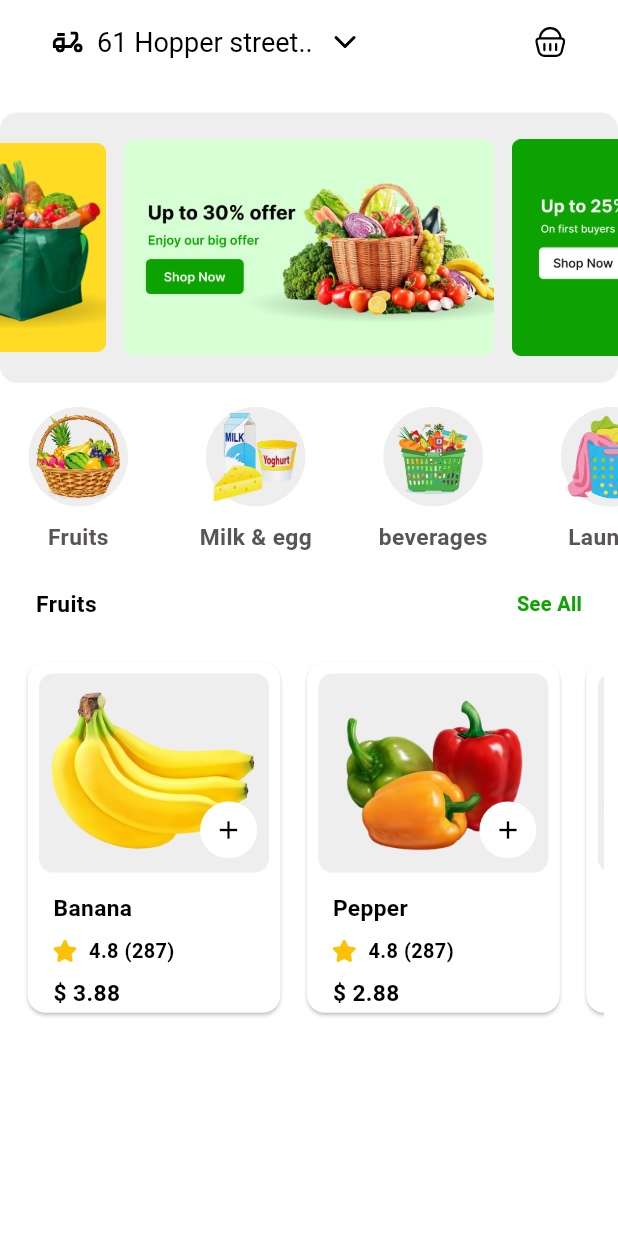
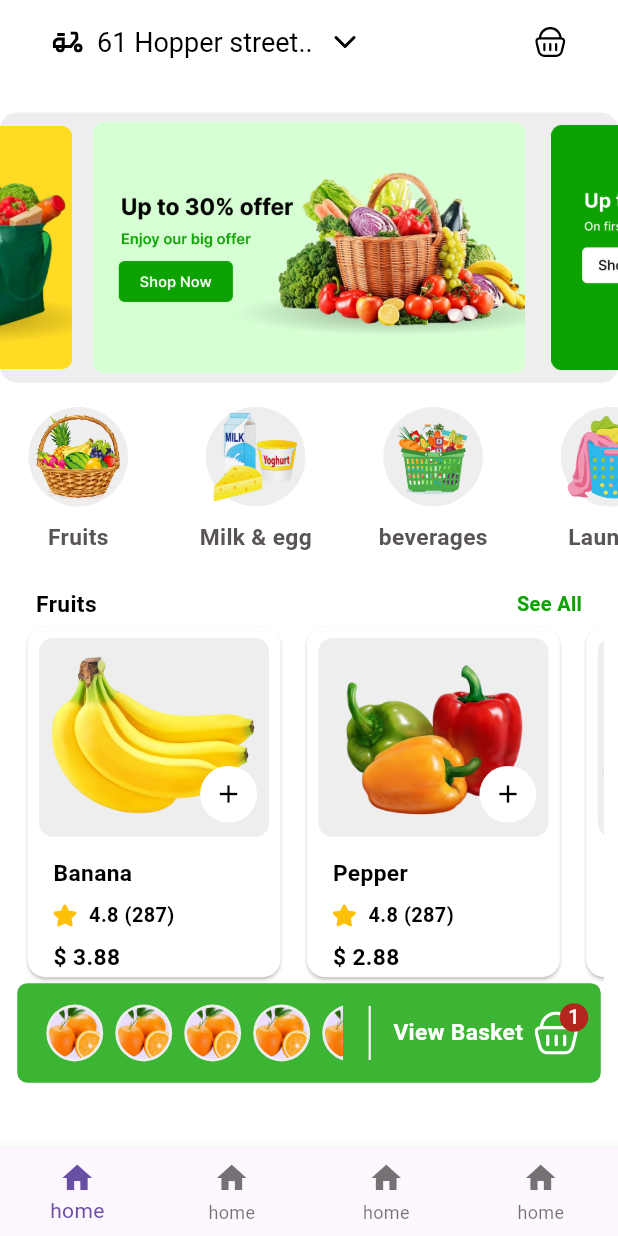
Before and after one commit to AmrReda92/grocery_app, a Flutter app: the screen it shows after launch, on a phone screen of 412 x 824 dp. Run offline on Flutter 3.47's test engine with Material 3 defaults, Android fonts, the phone set to English and light mode, and no system bars; drawn by our look-alikes of carousel_slider; our stand-ins replace flutter_screenutil, flutter_svg.

Commit message:
added bottom nav bar

```diff
--- a/lib/core/models/app_colors.dart
+++ b/lib/core/models/app_colors.dart
@@ -4,4 +4,5 @@ import 'package:flutter/material.dart';
 
 class AppColors {
   static  Color backgroundContainer = Colors.grey.shade200;
+  static  Color tapeBackGround = Color.fromRGBO(12, 162, 1, 0.8);
 }
--- a/lib/core/models/app_images.dart
+++ b/lib/core/models/app_images.dart
@@ -17,6 +17,7 @@ class AppImages {
   static const String pepper = "assets/home/pepper.png";
   static const String orange = "assets/home/orange.png";
   static const String purex = "assets/home/purex.png";
+  static const String cartNum = "assets/icons/cart_number.svg";
 
 
 
--- a/lib/features/home/ui/home_screen.dart
+++ b/lib/features/home/ui/home_screen.dart
@@ -1,10 +1,11 @@
 import 'package:flutter/material.dart';
 import 'package:flutter_screenutil/flutter_screenutil.dart';
 import 'package:flutter_svg/flutter_svg.dart';
+import 'package:grocery_app/core/models/app_colors.dart';
 import 'package:grocery_app/core/models/app_images.dart';
 import 'package:grocery_app/core/models/app_text_style.dart';
 import 'package:grocery_app/features/home/widgets/list_horizontal_view.dart';
-
+import 'package:grocery_app/features/home/widgets/tape_shopping_list.dart';
 import '../widgets/carrosel.dart';
 import '../widgets/grid_horizontal_view.dart';
 
@@ -30,7 +31,8 @@ class HomeScreen extends StatelessWidget {
            ),
          ),
        ),
-       body: Column(
+       body: SingleChildScrollView(
+         child: Column(
            children: [
              SizedBox(height: 20.h,),
              Carousel(),
@@ -42,27 +44,31 @@ class HomeScreen extends StatelessWidget {
              Padding(
                padding:  EdgeInsets.symmetric(horizontal:25.w),
                child: Row(
+                 mainAxisAlignment: MainAxisAlignment.spaceBetween,
                  children: [
                    Text("Fruits",style: AppTextStyle.font16,),
-                 Spacer(),
                    Text("See All",style: AppTextStyle.font14,),
                  ],
                ),
              ),
-           SizedBox(height: 25.h,),
              SizedBox(
                height: 255.h,
                child: ListHorizontalView() ,
-           )
-
-
-
-
-
-
+             ),
+             TapeShoppingList(),
 
           ]
          ),
+       ),
+      bottomNavigationBar: BottomNavigationBar(
+        type: BottomNavigationBarType.fixed,
+          items: [
+            BottomNavigationBarItem(icon: Icon(Icons.home),label: "home"),
+            BottomNavigationBarItem(icon: Icon(Icons.home),label: "home"),
+            BottomNavigationBarItem(icon: Icon(Icons.home),label: "home"),
+            BottomNavigationBarItem(icon: Icon(Icons.home),label: "home"),
+          ]
+      )
     );
   }
 }
--- a/lib/features/home/widgets/carrosel.dart
+++ b/lib/features/home/widgets/carrosel.dart
@@ -16,6 +16,7 @@ class Carousel extends StatelessWidget {
   @override
   Widget build(BuildContext context) {
     return Container(
+
       decoration: BoxDecoration(
           borderRadius: BorderRadius.circular(12.r),
           color: AppColors.backgroundContainer
@@ -25,7 +26,7 @@ class Carousel extends StatelessWidget {
         itemBuilder: (BuildContext context, int itemIndex, int pageViewIndex){
           return Image.asset(sliders[itemIndex]);
         }, options: CarouselOptions(
-        viewportFraction: 0.6,
+        viewportFraction: 0.7,
         height: 190.h,
         aspectRatio: 1,
         autoPlay: true,
--- /dev/null
+++ b/lib/features/home/widgets/tape_shopping_list.dart
@@ -0,0 +1,82 @@
+import 'package:flutter/material.dart';
+import 'package:flutter_screenutil/flutter_screenutil.dart';
+import 'package:flutter_svg/svg.dart';
+import '../../../core/models/app_colors.dart';
+import '../../../core/models/app_images.dart';
+import '../../../core/models/app_text_style.dart';
+
+class TapeShoppingList extends StatelessWidget {
+  const TapeShoppingList({super.key});
+
+  @override
+  Widget build(BuildContext context) {
+    return Container(
+      margin: EdgeInsets.symmetric(horizontal: 12.w),
+        decoration: BoxDecoration(
+            borderRadius: BorderRadius.circular(7.r),
+            color: AppColors.tapeBackGround
+        ),
+        height: 70.h,
+        child: Padding(
+          padding:  EdgeInsets.symmetric(horizontal:16.w),
+          child: Row(
+            children: [
+              Expanded(
+                child: ListView.builder(
+                  itemCount: 20,
+                  scrollDirection: Axis.horizontal,
+                  itemBuilder: (BuildContext context, int index) {
+                    return Padding(
+                      padding:  EdgeInsets.symmetric(horizontal: 4.w),
+                      child: Stack(
+                        alignment: Alignment.center,
+                        children: [
+                          Container(
+                            width: 40.w,
+                            height: 40.h,
+                            decoration: BoxDecoration(
+                                shape: BoxShape.circle,
+                                color: AppColors.backgroundContainer
+                            ),
+                          ),
+                          CircleAvatar(
+                            radius: 18.r,
+                            backgroundImage: AssetImage("assets/home/orange.png"),
+                          ),
+                        ],
+                      ),
+                    ) ;
+                  },
+
+                ),
+              ),
+              SizedBox(width: 10.w,),
+              Row(
+                children: [
+                  VerticalDivider(
+                    thickness: 1.5.w,
+                    endIndent: 16.h,
+                    indent: 16.h,
+                    color: Colors.white,
+                  ),
+                  SizedBox(width: 8.w,),
+                  Text("View Basket",
+                    style: AppTextStyle.font16.copyWith(color: Colors.white,fontWeight: FontWeight.bold),),
+                  SizedBox(width: 8.w,),
+                  Badge(
+                    label: Text("1",style: TextStyle(fontSize: 14.sp),),
+                    child: SvgPicture.asset(AppImages.shopping,width: 30.w,colorFilter: ColorFilter.mode(
+                      Colors.white,
+                      BlendMode.srcIn,  // or srcATop, multiply, overlay, etc.
+                    ),
+                    ),
+                  ),
+
+                ],
+              ),
+            ],
+          ),
+        ),
+    );
+  }
+}
```
Also changed, not shown: assets/icons/cart_number.svg (added). Lines whose indentation alone changed are shown as unchanged.
